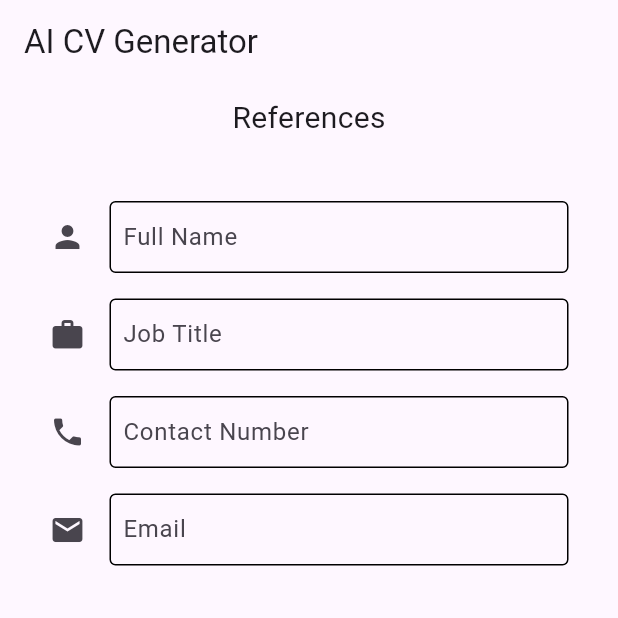
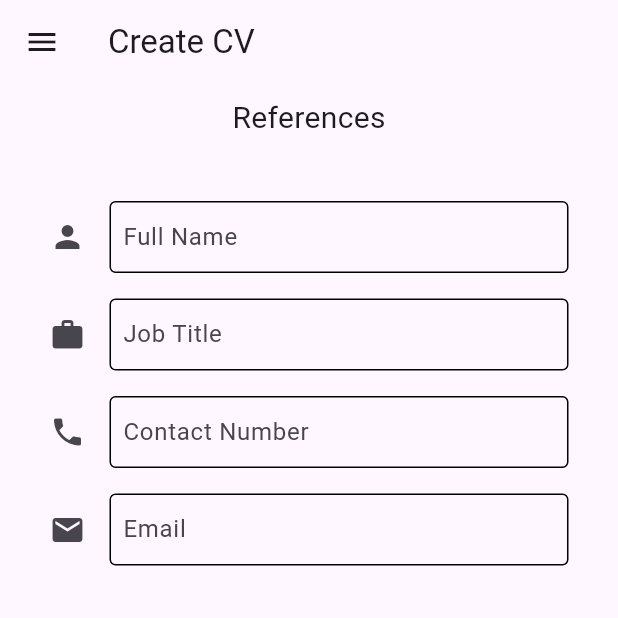
Before and after one commit to COS301-SE-2023/AI-CV-Generator, a Flutter app: the ReferencesForm screen opened directly, on a phone screen of 412 x 824 dp, the top half of it. Run offline on Flutter 3.47's test engine with Material 2 defaults, Android fonts, the phone set to English and light mode, and no system bars; our stand-ins replace date_field.

Commit message:
Update references.dart

```diff
--- a/fe/lib/pages/references.dart
+++ b/fe/lib/pages/references.dart
@@ -1,5 +1,6 @@
 // ignore_for_file: must_be_immutable
 
+import 'package:ai_cv_generator/pages/navdrawer.dart';
 import 'package:ai_cv_generator/pages/preview.dart';
 import 'package:ai_cv_generator/pages/skills.dart';
 import 'package:ai_cv_generator/pages/strings.dart';
@@ -40,8 +41,9 @@ class _ReferencesFormState extends State<ReferencesForm> {
   @override
   Widget build(BuildContext context) {
     return Scaffold(
+      drawer: const NavDrawer(),
       appBar: AppBar(
-        title: const Text(StringsReferences.appBarTitle),
+        title: const Text(StringsReferences.appHeadingTitle),
       ),
       body: ListView(
         children: [
```
